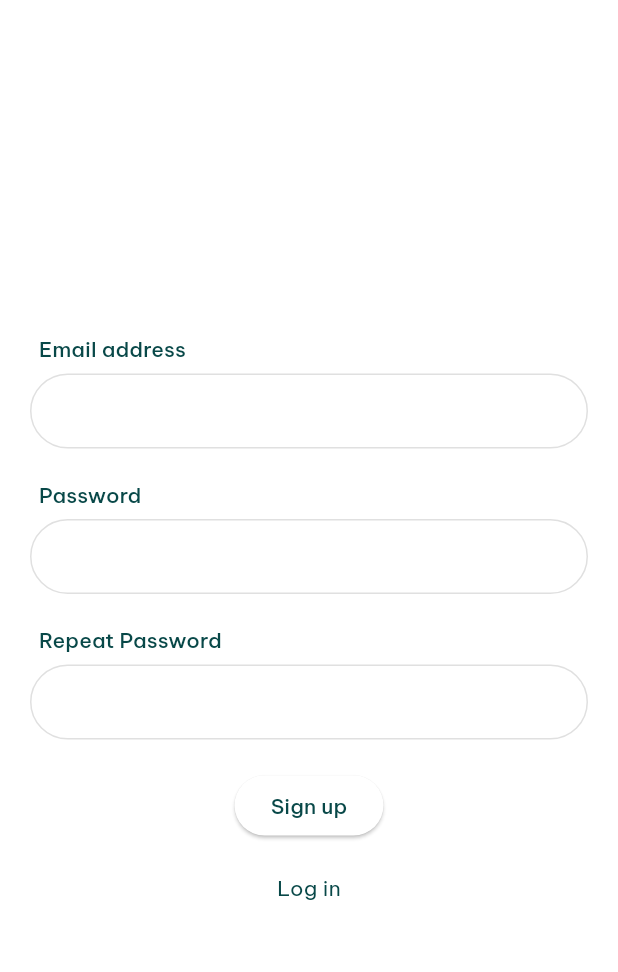
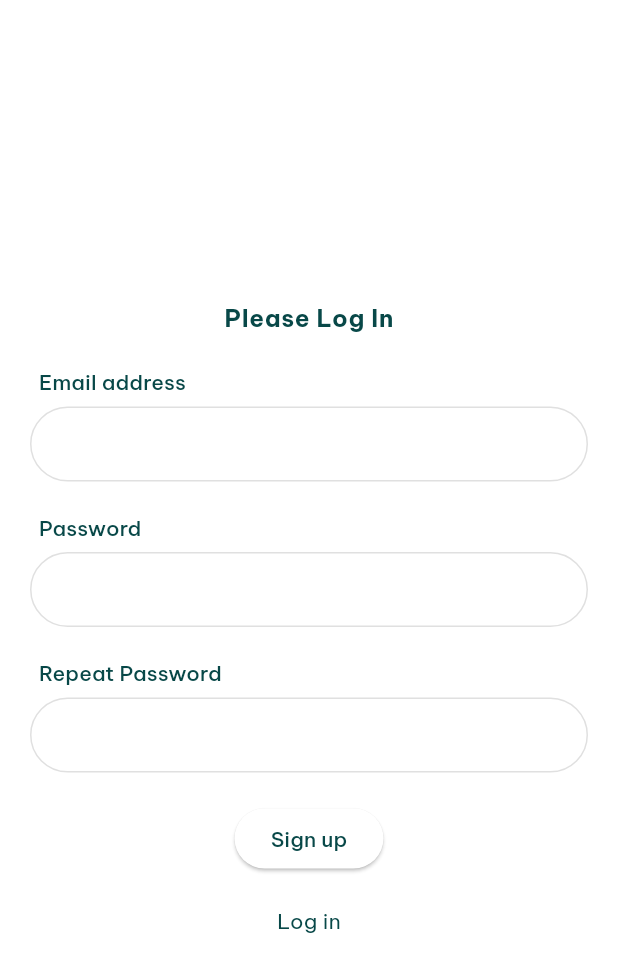
Before and after one commit to ndxbxrme/elea_chat, a Flutter app: the screen it shows after launch, after a tap on "Sign up", on a phone screen of 412 x 824 dp. Shown: the top 972 px of the screen. Run offline on Flutter 3.47's test engine with Material 3 defaults, Android fonts, the phone set to English and light mode, and no system bars; our stand-ins replace audioplayers, cloud_firestore, emoji_picker_flutter, firebase_auth, firebase_core, firebase_storage and 8 more; accounts and stored records are empty; generated files the repository leaves out were written again.

Commit message:
login/signup screen headings

```diff
--- a/lib/screens/login_screen.dart
+++ b/lib/screens/login_screen.dart
@@ -45,11 +45,14 @@ class _LoginScreenState extends State<LoginScreen> {
           child: Column(
             mainAxisAlignment: MainAxisAlignment.center,
             children: [
+              Text('Please Log In',
+                  style: Theme.of(context).textTheme.bodyLarge),
               if (_loginError != null)
                 Padding(
                   padding: Constants.horizontalPadding,
                   child: Text(_loginError!),
                 ),
+              const SizedBox(height: 20),
               Padding(
                 padding: Constants.horizontalPadding,
                 child: EleaTextBox(
--- a/lib/screens/signup_screen.dart
+++ b/lib/screens/signup_screen.dart
@@ -56,11 +56,14 @@ class _SignupScreenState extends State<SignupScreen> {
           child: Column(
             mainAxisAlignment: MainAxisAlignment.center,
             children: [
+              Text('Please Log In',
+                  style: Theme.of(context).textTheme.bodyLarge),
               if (_loginError != null)
                 Padding(
                   padding: Constants.horizontalPadding,
                   child: Text(_loginError!),
                 ),
+              SizedBox(height: 20),
               Padding(
                 padding: Constants.horizontalPadding,
                 child: EleaTextBox(
--- a/pubspec.yaml
+++ b/pubspec.yaml
@@ -1,7 +1,7 @@
 name: elea_chat
 description: "Elea chat app."
 publish_to: 'none'
-version: 0.1.2+1
+version: 0.1.2+2
 
 environment:
   sdk: '>=3.3.3 <4.0.0'
```
Also changed, not shown: 1 other file.
